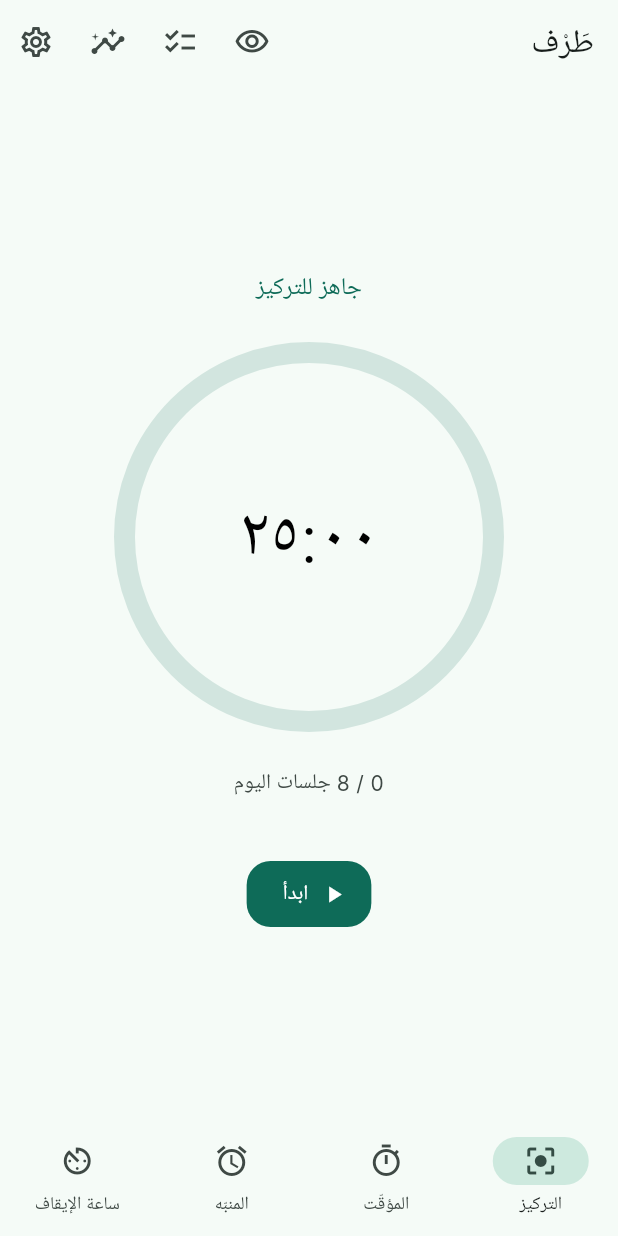
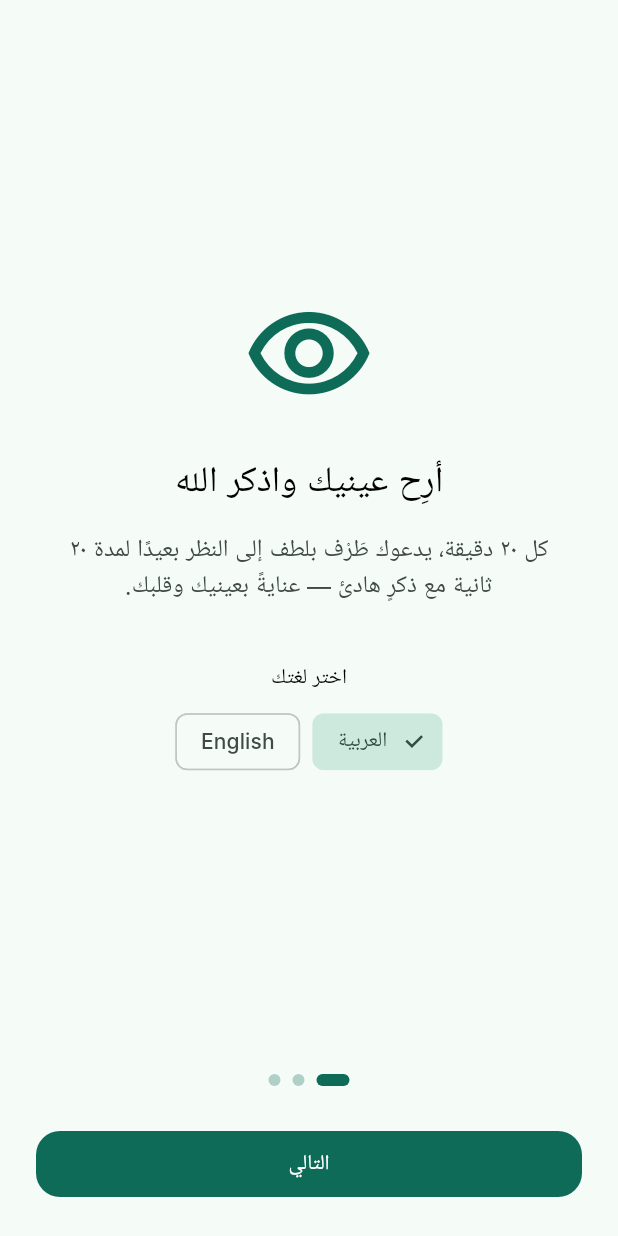
Before and after one commit to sultan0alshami/Tarf, a Flutter app: the screen it shows after launch, on a phone screen of 412 x 824 dp. Run offline on Flutter 3.47's test engine with Material 3 defaults, Android fonts, the phone set to English and light mode, and no system bars; our stand-ins replace adhan, flutter_riverpod, go_router, just_audio, shared_preferences; Roboto replaces fonts that are missing (Inter).

Commit message:
feat(polish): first-launch onboarding flow
- 3-page onboarding (welcome + language, theme, quick eye-care setup) with page
  dots; persists onboardingComplete in settings
- go_router redirect: first launch -> /onboarding, then straight to the shell
- Onboarding integration test (shows on first launch, completes into the shell);
  boot test marks onboarding done
- 49 tests green; analyze clean; web build succeeds

Co-Authored-By: Claude Opus 4.8 (1M context) <noreply@anthropic.com>

```diff
--- a/app/lib/core/routing/app_router.dart
+++ b/app/lib/core/routing/app_router.dart
@@ -5,10 +5,12 @@ import '../../features/alarm/presentation/alarm_screen.dart';
 import '../../features/eyecare/presentation/eyecare_settings_screen.dart';
 import '../../features/focus/presentation/focus_screen.dart';
 import '../../features/insights/presentation/insights_screen.dart';
+import '../../features/onboarding/presentation/onboarding_screen.dart';
 import '../../features/settings/presentation/settings_screen.dart';
 import '../../features/stopwatch/presentation/stopwatch_screen.dart';
 import '../../features/timer/presentation/timer_screen.dart';
 import '../../features/todos/presentation/todos_screen.dart';
+import '../settings/settings_controller.dart';
 import '../widgets/app_scaffold.dart';
 
 /// App route paths.
@@ -21,12 +23,24 @@ abstract final class Routes {
   static const settings = '/settings';
   static const eyeCareSettings = '/settings/eyecare';
   static const tasks = '/tasks';
+  static const onboarding = '/onboarding';
 }
 
 final goRouterProvider = Provider<GoRouter>((ref) {
   return GoRouter(
     initialLocation: Routes.focus,
+    redirect: (context, state) {
+      final done = ref.read(settingsControllerProvider).onboardingComplete;
+      final atOnboarding = state.matchedLocation == Routes.onboarding;
+      if (!done && !atOnboarding) return Routes.onboarding;
+      if (done && atOnboarding) return Routes.focus;
+      return null;
+    },
     routes: [
+      GoRoute(
+        path: Routes.onboarding,
+        builder: (context, state) => const OnboardingScreen(),
+      ),
       StatefulShellRoute.indexedStack(
         builder: (context, state, navigationShell) =>
             AppScaffold(navigationShell: navigationShell),
--- a/app/lib/core/settings/settings_controller.dart
+++ b/app/lib/core/settings/settings_controller.dart
@@ -48,6 +48,9 @@ class SettingsController extends Notifier<AppSettings> {
 
   Future<void> setReduceMotion({required bool value}) =>
       _persist(state.copyWith(reduceMotion: value));
+
+  Future<void> completeOnboarding() =>
+      _persist(state.copyWith(onboardingComplete: true));
 }
 
 final settingsControllerProvider =
--- /dev/null
+++ b/app/lib/features/onboarding/presentation/onboarding_screen.dart
@@ -0,0 +1,242 @@
+import 'package:flutter/material.dart';
+import 'package:flutter_riverpod/flutter_riverpod.dart';
+import 'package:go_router/go_router.dart';
+
+import '../../../core/routing/app_router.dart';
+import '../../../core/settings/settings_controller.dart';
+import '../../../l10n/app_localizations.dart';
+import '../../../theme/tokens.dart';
+import '../../eyecare/application/eyecare_config_controller.dart';
+
+class OnboardingScreen extends ConsumerStatefulWidget {
+  const OnboardingScreen({super.key});
+
+  @override
+  ConsumerState<OnboardingScreen> createState() => _OnboardingScreenState();
+}
+
+class _OnboardingScreenState extends ConsumerState<OnboardingScreen> {
+  final _pageController = PageController();
+  int _page = 0;
+  static const _lastPage = 2;
+
+  @override
+  void dispose() {
+    _pageController.dispose();
+    super.dispose();
+  }
+
+  void _next() {
+    if (_page < _lastPage) {
+      _pageController.nextPage(
+        duration: const Duration(milliseconds: 280),
+        curve: Curves.easeOutCubic,
+      );
+    } else {
+      ref.read(settingsControllerProvider.notifier).completeOnboarding();
+      context.go(Routes.focus);
+    }
+  }
+
+  @override
+  Widget build(BuildContext context) {
+    final l10n = AppLocalizations.of(context);
+    final scheme = Theme.of(context).colorScheme;
+
+    return Scaffold(
+      body: SafeArea(
+        child: Column(
+          children: [
+            Expanded(
+              child: PageView(
+                controller: _pageController,
+                onPageChanged: (p) => setState(() => _page = p),
+                children: const [
+                  _WelcomePage(),
+                  _ThemePage(),
+                  _QuickSetupPage(),
+                ],
+              ),
+            ),
+            Row(
+              mainAxisAlignment: MainAxisAlignment.center,
+              children: [
+                for (var i = 0; i <= _lastPage; i++)
+                  AnimatedContainer(
+                    duration: const Duration(milliseconds: 220),
+                    margin: const EdgeInsets.all(4),
+                    width: i == _page ? 22 : 8,
+                    height: 8,
+                    decoration: BoxDecoration(
+                      color: i == _page
+                          ? scheme.primary
+                          : scheme.primary.withValues(alpha: 0.3),
+                      borderRadius: BorderRadius.circular(4),
+                    ),
+                  ),
+              ],
+            ),
+            Padding(
+              padding: const EdgeInsets.all(TarfTokens.space4),
+              child: SizedBox(
+                width: double.infinity,
+                child: FilledButton(
+                  onPressed: _next,
+                  child: Text(
+                    _page == _lastPage ? l10n.onbGetStarted : l10n.onbNext,
+                  ),
+                ),
+              ),
+            ),
+          ],
+        ),
+      ),
+    );
+  }
+}
+
+class _WelcomePage extends ConsumerWidget {
+  const _WelcomePage();
+
+  @override
+  Widget build(BuildContext context, WidgetRef ref) {
+    final l10n = AppLocalizations.of(context);
+    final scheme = Theme.of(context).colorScheme;
+    final settings = ref.watch(settingsControllerProvider);
+    final controller = ref.read(settingsControllerProvider.notifier);
+
+    return Padding(
+      padding: const EdgeInsets.all(TarfTokens.space5),
+      child: Column(
+        mainAxisAlignment: MainAxisAlignment.center,
+        children: [
+          Icon(Icons.visibility_outlined, size: 88, color: scheme.primary),
+          const SizedBox(height: TarfTokens.space4),
+          Text(
+            l10n.onbTitle,
+            textAlign: TextAlign.center,
+            style: Theme.of(context).textTheme.headlineSmall,
+          ),
+          const SizedBox(height: TarfTokens.space3),
+          Text(
+            l10n.onbBody,
+            textAlign: TextAlign.center,
+            style: Theme.of(context)
+                .textTheme
+                .bodyLarge
+                ?.copyWith(color: scheme.onSurfaceVariant),
+          ),
+          const SizedBox(height: TarfTokens.space5),
+          Text(l10n.onbChooseLanguage,
+              style: Theme.of(context).textTheme.labelLarge),
+          const SizedBox(height: TarfTokens.space2),
+          Wrap(
+            spacing: TarfTokens.space2,
+            children: [
+              ChoiceChip(
+                label: Text(l10n.languageArabic),
+                selected: settings.localeCode == 'ar',
+                onSelected: (_) => controller.setLocale('ar'),
+              ),
+              ChoiceChip(
+                label: Text(l10n.languageEnglish),
+                selected: settings.localeCode == 'en',
+                onSelected: (_) => controller.setLocale('en'),
+              ),
+            ],
+          ),
+        ],
+      ),
+    );
+  }
+}
+
+class _ThemePage extends ConsumerWidget {
+  const _ThemePage();
+
+  @override
+  Widget build(BuildContext context, WidgetRef ref) {
+    final l10n = AppLocalizations.of(context);
+    final settings = ref.watch(settingsControllerProvider);
+    final controller = ref.read(settingsControllerProvider.notifier);
+
+    return Padding(
+      padding: const EdgeInsets.all(TarfTokens.space5),
+      child: Column(
+        mainAxisAlignment: MainAxisAlignment.center,
+        children: [
+          Text(l10n.onbChooseTheme,
+              style: Theme.of(context).textTheme.headlineSmall),
+          const SizedBox(height: TarfTokens.space4),
+          RadioGroup<ThemeMode>(
+            groupValue: settings.themeMode,
+            onChanged: (m) => controller.setThemeMode(m ?? ThemeMode.system),
+            child: Column(
+              children: [
+                RadioListTile<ThemeMode>(
+                  value: ThemeMode.system,
+                  title: Text(l10n.themeSystem),
+                ),
+                RadioListTile<ThemeMode>(
+                  value: ThemeMode.light,
+                  title: Text(l10n.themeLight),
+                ),
+                RadioListTile<ThemeMode>(
+                  value: ThemeMode.dark,
+                  title: Text(l10n.themeDark),
+                ),
+              ],
+            ),
+          ),
+        ],
+      ),
+    );
+  }
+}
+
+class _QuickSetupPage extends ConsumerWidget {
+  const _QuickSetupPage();
+
+  @override
+  Widget build(BuildContext context, WidgetRef ref) {
+    final l10n = AppLocalizations.of(context);
+    final config = ref.watch(eyeCareConfigProvider);
+    final controller = ref.read(eyeCareConfigProvider.notifier);
+
+    return Padding(
+      padding: const EdgeInsets.all(TarfTokens.space5),
+      child: Column(
+        mainAxisAlignment: MainAxisAlignment.center,
+        crossAxisAlignment: CrossAxisAlignment.stretch,
+        children: [
+          Text(
+            l10n.onbQuickSetup,
+            textAlign: TextAlign.center,
+            style: Theme.of(context).textTheme.headlineSmall,
+          ),
+          const SizedBox(height: TarfTokens.space4),
+          Text(
+            '${l10n.reminderInterval}: '
+            '${l10n.minutesShort(config.eyeInterval.inMinutes)}',
+            style: Theme.of(context).textTheme.titleMedium,
+          ),
+          Slider(
+            value: config.eyeInterval.inMinutes.toDouble().clamp(5, 60),
+            min: 5,
+            max: 60,
+            divisions: 11,
+            label: l10n.minutesShort(config.eyeInterval.inMinutes),
+            onChanged: (v) => controller.update(
+              config.copyWith(eyeInterval: Duration(minutes: v.round())),
+            ),
+          ),
+          SwitchListTile(
+            title: Text(l10n.soundLabel),
+            value: config.soundEnabled,
+            onChanged: (v) => controller.update(config.copyWith(soundEnabled: v)),
+          ),
+        ],
+      ),
+    );
+  }
+}
--- a/app/lib/l10n/app_ar.arb
+++ b/app/lib/l10n/app_ar.arb
@@ -106,5 +106,13 @@
   "minutesShort": "{n} دقيقة",
   "@minutesShort": { "placeholders": { "n": { "type": "int" } } },
   "secondsShort": "{n} ثانية",
-  "@secondsShort": { "placeholders": { "n": { "type": "int" } } }
+  "@secondsShort": { "placeholders": { "n": { "type": "int" } } },
+
+  "onbTitle": "أرِح عينيك واذكر الله",
+  "onbBody": "كل ٢٠ دقيقة، يدعوك طَرْف بلطف إلى النظر بعيدًا لمدة ٢٠ ثانية مع ذكرٍ هادئ — عنايةً بعينيك وقلبك.",
+  "onbChooseLanguage": "اختر لغتك",
+  "onbChooseTheme": "اختر المظهر",
+  "onbQuickSetup": "إعداد سريع",
+  "onbNext": "التالي",
+  "onbGetStarted": "ابدأ الآن"
 }
--- a/app/lib/l10n/app_localizations.dart
+++ b/app/lib/l10n/app_localizations.dart
@@ -589,6 +589,48 @@ abstract class AppLocalizations {
   /// In en, this message translates to:
   /// **'{n} s'**
   String secondsShort(int n);
+
+  /// No description provided for @onbTitle.
+  ///
+  /// In en, this message translates to:
+  /// **'Rest your eyes, remember Allah'**
+  String get onbTitle;
+
+  /// No description provided for @onbBody.
+  ///
+  /// In en, this message translates to:
+  /// **'Every 20 minutes, Tarf gently invites you to look away for 20 seconds with a calm dhikr — caring for your eyes and your heart.'**
+  String get onbBody;
+
+  /// No description provided for @onbChooseLanguage.
+  ///
+  /// In en, this message translates to:
+  /// **'Choose your language'**
+  String get onbChooseLanguage;
+
+  /// No description provided for @onbChooseTheme.
+  ///
+  /// In en, this message translates to:
+  /// **'Choose your theme'**
+  String get onbChooseTheme;
+
+  /// No description provided for @onbQuickSetup.
+  ///
+  /// In en, this message translates to:
+  /// **'Quick setup'**
+  String get onbQuickSetup;
+
+  /// No description provided for @onbNext.
+  ///
+  /// In en, this message translates to:
+  /// **'Next'**
+  String get onbNext;
+
+  /// No description provided for @onbGetStarted.
+  ///
+  /// In en, this message translates to:
+  /// **'Get started'**
+  String get onbGetStarted;
 }
 
 class _AppLocalizationsDelegate
--- a/app/lib/l10n/app_localizations_ar.dart
+++ b/app/lib/l10n/app_localizations_ar.dart
@@ -267,4 +267,26 @@ class AppLocalizationsAr extends AppLocalizations {
   String secondsShort(int n) {
     return '$n ثانية';
   }
+
+  @override
+  String get onbTitle => 'أرِح عينيك واذكر الله';
+
+  @override
+  String get onbBody =>
+      'كل ٢٠ دقيقة، يدعوك طَرْف بلطف إلى النظر بعيدًا لمدة ٢٠ ثانية مع ذكرٍ هادئ — عنايةً بعينيك وقلبك.';
+
+  @override
+  String get onbChooseLanguage => 'اختر لغتك';
+
+  @override
+  String get onbChooseTheme => 'اختر المظهر';
+
+  @override
+  String get onbQuickSetup => 'إعداد سريع';
+
+  @override
+  String get onbNext => 'التالي';
+
+  @override
+  String get onbGetStarted => 'ابدأ الآن';
 }
```
Also changed, not shown: app/lib/core/settings/app_settings.dart (+8 -0 lines), app/lib/l10n/app_en.arb (+9 -1 lines), app/lib/l10n/app_localizations_en.dart (+22 -0 lines), 2 other files.
